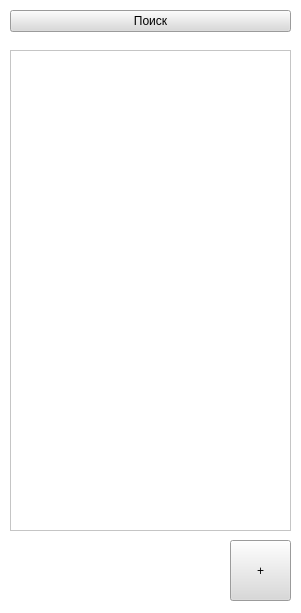
Old version of the form Main_window.ui in the repository Dem1art/Project-PyQt5.
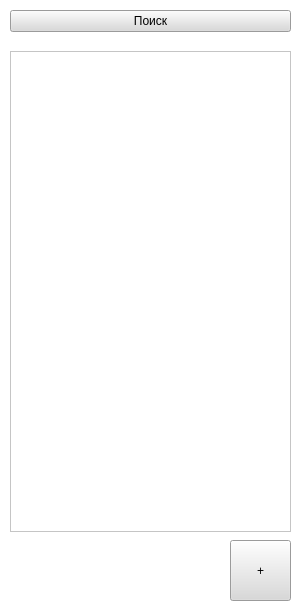
New version of the form.

Commit message: Добавил вторую форму с добовленикм в базу данных list view не реализован

Diff of the .ui file:
```diff
--- a/Main_window.ui
+++ b/Main_window.ui
@@ -117,7 +117,7 @@
     <property name="geometry">
      <rect>
       <x>10</x>
-      <y>50</y>
+      <y>51</y>
       <width>281</width>
       <height>481</height>
      </rect>
```
Left out of the diff: 2 changed lines with no effect on the pictures. The commit also changes 3 other files.
